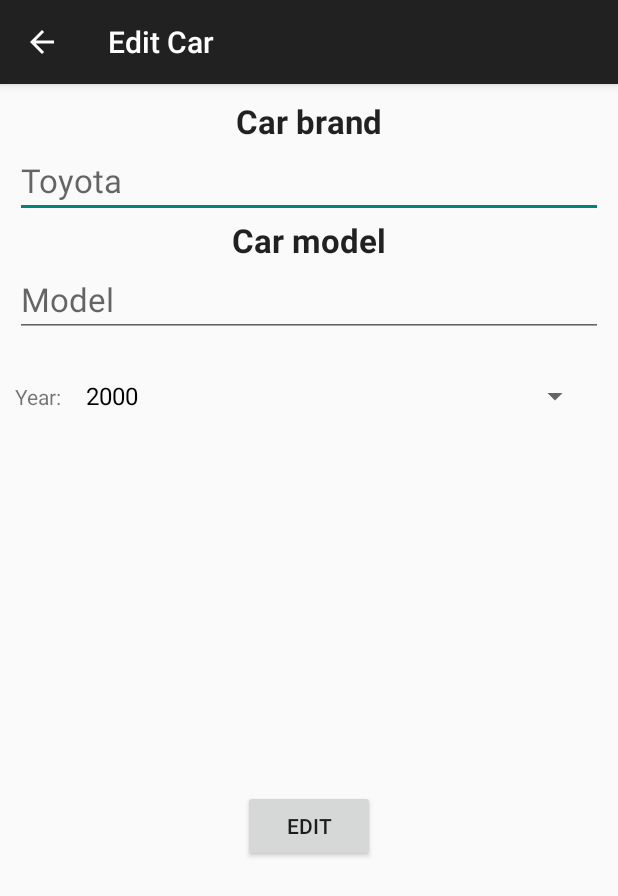
After one commit to federicodacal/RecuPrimerParcialLaboV, an Android app: the AutoActivity screen opened directly, with no data from a screen before it, on a phone screen of 412 x 824 dp. The commit adds this screen. Shown: the top 896 px of the screen. Run offline under Robolectric (Android 15) with nearby library versions, the phone set to English and light mode, and no system bars; 2 statements that could not run were skipped.

Commit message:
auto activity + edit mvc

```diff
--- a/app/src/main/AndroidManifest.xml
+++ b/app/src/main/AndroidManifest.xml
@@ -13,6 +13,10 @@
         android:theme="@style/Theme.PrimerParcialApp"
         tools:targetApi="31">
         <activity
+            android:name=".AutoActivity"
+            android:exported="false"
+            android:theme="@style/Theme.AppCompat.Light.DarkActionBar" />
+        <activity
             android:name=".MainActivity"
             android:exported="true">
             <intent-filter>
--- a/app/src/main/java/com/example/primerparcialapp/Auto.java
+++ b/app/src/main/java/com/example/primerparcialapp/Auto.java
@@ -1,6 +1,8 @@
 package com.example.primerparcialapp;
 
-public class Auto {
+import java.io.Serializable;
+
+public class Auto implements Serializable {
     private Integer id;
     private String make;
     private String model;
--- /dev/null
+++ b/app/src/main/java/com/example/primerparcialapp/AutoActivity.java
@@ -0,0 +1,42 @@
+package com.example.primerparcialapp;
+
+import androidx.annotation.NonNull;
+import androidx.appcompat.app.ActionBar;
+import androidx.appcompat.app.AppCompatActivity;
+
+import android.os.Bundle;
+import android.view.MenuItem;
+import android.widget.ArrayAdapter;
+
+import java.util.ArrayList;
+
+public class AutoActivity extends AppCompatActivity {
+
+    public static Bundle bundle;
+
+    @Override
+    protected void onCreate(Bundle savedInstanceState) {
+        super.onCreate(savedInstanceState);
+        setContentView(R.layout.activity_auto);
+
+        ActionBar ab = super.getSupportActionBar();
+        ab.setDisplayHomeAsUpEnabled(true);
+        ab.setTitle(R.string.title_edit);
+
+        this.bundle = super.getIntent().getExtras();
+
+        Auto model = new Auto();
+        AutoView view = new AutoView(this, model);
+        AutoController controller = new AutoController(model, view);
+        view.setController(controller);
+        view.mostrarModelo();
+    }
+
+    @Override
+    public boolean onOptionsItemSelected(@NonNull MenuItem item) {
+        if(item.getItemId() == android.R.id.home) {
+            super.finish();
+        }
+        return super.onOptionsItemSelected(item);
+    }
+}
--- /dev/null
+++ b/app/src/main/java/com/example/primerparcialapp/AutoController.java
@@ -0,0 +1,56 @@
+package com.example.primerparcialapp;
+
+import android.os.Bundle;
+import android.view.View;
+import android.widget.Toast;
+
+import java.io.Serializable;
+
+public class AutoController implements View.OnClickListener {
+    Auto model;
+    AutoView view;
+    Bundle bundle;
+
+    public AutoController(Auto model, AutoView view) {
+        this.model = model;
+        this.view = view;
+        this.cargarDatos();
+    }
+
+    private void cargarDatos() {
+        this.bundle = this.view.act.getIntent().getExtras();
+        Serializable ser = bundle.getSerializable("auto");
+        Auto a = (Auto) ser;
+
+        if(a != null) {
+            this.model.setModel(a.getModel());
+            this.model.setMake(a.getMake());
+            this.model.setYear(a.getYear());
+        }
+    }
+
+    public boolean validarCampos() {
+
+        boolean res = false;
+
+        if(this.view.edMake.getText().toString().isEmpty() || this.view.edModel.getText().toString().isEmpty()) {
+            Toast.makeText(this.view.act, R.string.toast_empty, Toast.LENGTH_LONG).show();
+        }
+        else {
+            res = true;
+        }
+        return res;
+    }
+
+    @Override
+    public void onClick(View v) {
+        if(this.validarCampos()) {
+            this.view.llenarModelo();
+            MainActivity.auto.setModel(this.model.getModel());
+            MainActivity.auto.setMake(this.model.getMake());
+            MainActivity.auto.setYear(this.model.getYear());
+            MainActivity.edit = true;
+            this.view.act.finish();
+        }
+    }
+}
--- /dev/null
+++ b/app/src/main/java/com/example/primerparcialapp/AutoView.java
@@ -0,0 +1,131 @@
+package com.example.primerparcialapp;
+
+import android.app.Activity;
+import android.widget.ArrayAdapter;
+import android.widget.Button;
+import android.widget.EditText;
+import android.widget.Spinner;
+
+import java.util.ArrayList;
+
+public class AutoView {
+
+    EditText edModel;
+    EditText edMake;
+    Spinner spYear;
+    Button btnSave;
+    Activity act;
+    Auto model;
+    AutoController controller;
+
+    public AutoView(Activity act, Auto model) {
+        this.act = act;
+        this.model = model;
+    }
+
+    public void setController(AutoController controller) {
+        this.controller = controller;
+        this.btnSave = act.findViewById(R.id.btnSave);
+        this.btnSave.setOnClickListener(controller);
+        this.cargarElementos();
+    }
+
+    public void cargarElementos() {
+        if (this.edModel == null) {
+            this.edModel = this.act.findViewById(R.id.edModel);
+        }
+        if (this.edMake == null) {
+            this.edMake = this.act.findViewById(R.id.edMake);
+        }
+        if (this.spYear == null) {
+            this.spYear = this.act.findViewById(R.id.years_spinner);
+
+            ArrayList<Integer> years = new ArrayList<>();
+
+            for(int year=2000; year<2021; year++) {
+                years.add(year);
+            }
+
+            ArrayAdapter<Integer> arrayAdapter = new ArrayAdapter<>(this.act, androidx.appcompat.R.layout.support_simple_spinner_dropdown_item, years);
+            this.spYear.setAdapter(arrayAdapter);
+        }
+    }
+
+    public void llenarModelo() {
+        this.model.setMake(this.edMake.getText().toString());
+        this.model.setModel(this.edModel.getText().toString());
+        this.model.setYear((Integer) this.spYear.getSelectedItem());
+    }
+
+    public void mostrarModelo() {
+        this.edMake.setText(this.model.getMake());
+        this.edModel.setText(this.model.getModel());
+
+        switch(this.model.getYear()) {
+            case 2000:
+                this.spYear.setSelection(0);
+                break;
+            case 2001:
+                this.spYear.setSelection(1);
+                break;
+            case 2002:
+                this.spYear.setSelection(2);
+                break;
+            case 2003:
+                this.spYear.setSelection(3);
+                break;
+            case 2004:
+                this.spYear.setSelection(4);
+                break;
+            case 2005:
+                this.spYear.setSelection(5);
+                break;
+            case 2006:
+                this.spYear.setSelection(6);
+                break;
+            case 2007:
+                this.spYear.setSelection(7);
+                break;
+            case 2008:
+                this.spYear.setSelection(8);
+                break;
+            case 2009:
+                this.spYear.setSelection(9);
+                break;
+            case 2010:
+                this.spYear.setSelection(10);
+                break;
+            case 2011:
+                this.spYear.setSelection(11);
+                break;
+            case 2012:
+                this.spYear.setSelection(12);
+                break;
+            case 2013:
+                this.spYear.setSelection(13);
+                break;
+            case 2014:
+                this.spYear.setSelection(14);
+                break;
+            case 2015:
+                this.spYear.setSelection(15);
+                break;
+            case 2016:
+                this.spYear.setSelection(16);
+                break;
+            case 2017:
+                this.spYear.setSelection(17);
+                break;
+            case 2018:
+                this.spYear.setSelection(18);
+                break;
+            case 2019:
+                this.spYear.setSelection(19);
+                break;
+            case 2020:
+                this.spYear.setSelection(20);
+                break;
+        }
+    }
+
+}
--- /dev/null
+++ b/app/src/main/res/layout/activity_auto.xml
@@ -0,0 +1,79 @@
+<?xml version="1.0" encoding="utf-8"?>
+<LinearLayout xmlns:android="http://schemas.android.com/apk/res/android"
+    xmlns:app="http://schemas.android.com/apk/res-auto"
+    xmlns:tools="http://schemas.android.com/tools"
+    android:layout_width="match_parent"
+    android:layout_height="match_parent"
+    android:orientation="vertical"
+    android:padding="10dp"
+    tools:context=".AutoActivity">
+
+    <TextView
+        android:id="@+id/tvMake"
+        android:layout_width="wrap_content"
+        android:layout_height="wrap_content"
+        android:layout_gravity="center"
+        android:textStyle="bold"
+        android:text="@string/text_make"
+        android:textAppearance="@style/TextAppearance.AppCompat.Large"/>
+
+    <EditText
+        android:id="@+id/edMake"
+        android:layout_width="match_parent"
+        android:layout_height="wrap_content"
+        android:hint="@string/hint_make"
+        android:textAppearance="@style/TextAppearance.AppCompat.Large"
+        android:singleLine="true"/>
+
+    <TextView
+        android:id="@+id/tvModel"
+        android:layout_width="wrap_content"
+        android:layout_height="wrap_content"
+        android:layout_gravity="center"
+        android:textStyle="bold"
+        android:text="@string/text_model"
+        android:textAppearance="@style/TextAppearance.AppCompat.Large"/>
+
+    <EditText
+        android:id="@+id/edModel"
+        android:layout_width="match_parent"
+        android:layout_height="wrap_content"
+        android:hint="@string/hint_model"
+        android:textAppearance="@style/TextAppearance.AppCompat.Large"
+        android:singleLine="true"/>
+
+    <LinearLayout
+        android:layout_width="match_parent"
+        android:layout_height="wrap_content"
+        android:orientation="horizontal"
+        android:layout_marginTop="15dp">
+
+        <TextView
+            android:id="@+id/tvSpinner"
+            android:layout_width="wrap_content"
+            android:layout_height="wrap_content"
+            android:text="@string/text_spinner"
+            android:textAppearance="@style/TextAppearance.AppCompat.Small"/>
+
+        <Spinner
+            android:id="@+id/years_spinner"
+            android:layout_width="match_parent"
+            android:layout_height="wrap_content"
+            android:layout_marginStart="8dp"
+            android:layout_marginEnd="8dp" />
+
+    </LinearLayout>
+
+    <FrameLayout
+        android:layout_width="match_parent"
+        android:layout_height="match_parent">
+
+        <Button
+            android:id="@+id/btnSave"
+            android:layout_width="wrap_content"
+            android:layout_height="wrap_content"
+            android:layout_gravity="center"
+            android:text="@string/text_button" />
+    </FrameLayout>
+
+</LinearLayout>
--- a/app/src/main/res/layout/item_auto.xml
+++ b/app/src/main/res/layout/item_auto.xml
@@ -2,7 +2,8 @@
 <LinearLayout xmlns:android="http://schemas.android.com/apk/res/android"
     android:orientation="horizontal"
     android:layout_width="match_parent"
-    android:layout_height="wrap_content">
+    android:layout_height="wrap_content"
+    android:layout_marginTop="10dp">
 
     <ImageView
         android:layout_width="40dp"
```
Also changed, not shown: app/src/main/java/com/example/primerparcialapp/MainActivity.java (+8 -1 lines), app/src/main/java/com/example/primerparcialapp/ViewHolderAuto.java (+9 -0 lines).
